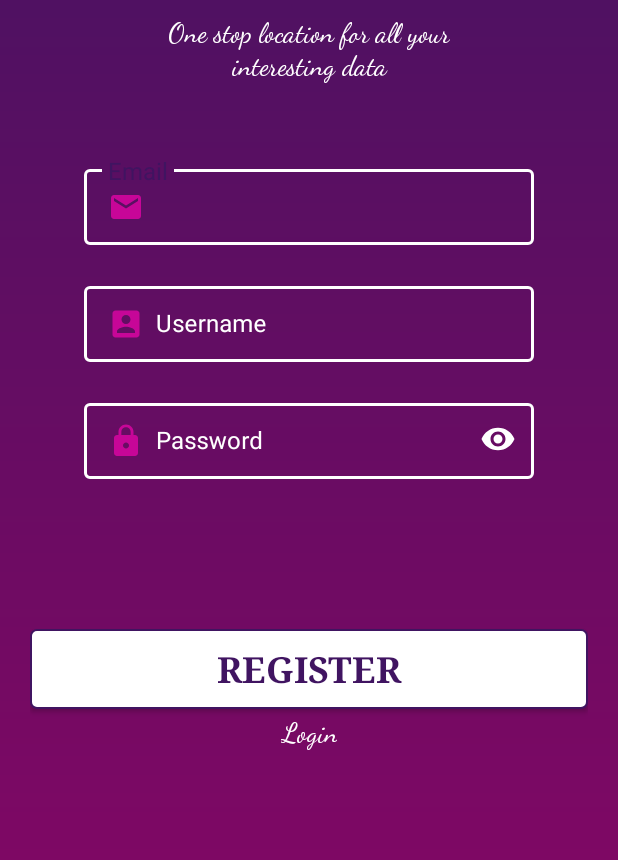
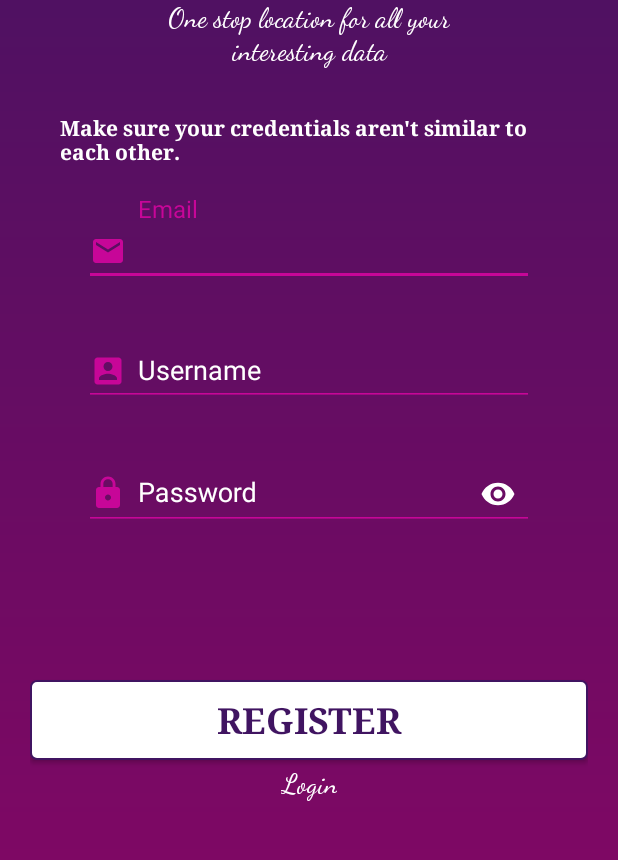
Before and after one commit to CodeChefVIT/Universal-Bookmark-App, an Android app: the Register screen opened directly, with no data from a screen before it, on a phone screen of 412 x 824 dp, the part 286-1146 px from its top. Run offline under Robolectric (Android 15) with nearby library versions, the phone set to English and light mode, and no system bars; libraries missing offline, so code that uses them is left out: com.tooltip; Roboto replaces fonts that are not available here; 2 statements that could not run were skipped.

Commit message:
Major bug fixes

```diff
--- a/app/src/main/java/com/codechefvit/bookmarked/Authentication/Login.java
+++ b/app/src/main/java/com/codechefvit/bookmarked/Authentication/Login.java
@@ -41,7 +41,7 @@ public class Login extends AppCompatActivity {
         TextView register=findViewById(R.id.register_here);
         progressBar=findViewById(R.id.progress);
 
-        Retrofit loginRetrofit=new  Retrofit.Builder()
+        Retrofit loginRetrofit=new Retrofit.Builder()
                 .baseUrl("http://ubmcc.herokuapp.com/auth/token/")
                 .addConverterFactory(GsonConverterFactory.create())
                 .build();
--- a/app/src/main/java/com/codechefvit/bookmarked/Authentication/Register.java
+++ b/app/src/main/java/com/codechefvit/bookmarked/Authentication/Register.java
@@ -8,7 +8,6 @@ import android.graphics.Color;
 import android.os.Bundle;
 import android.os.Handler;
 import android.view.Gravity;
-import android.view.MotionEvent;
 import android.view.View;
 import android.widget.Button;
 import android.widget.EditText;
--- a/app/src/main/res/layout/activity_register.xml
+++ b/app/src/main/res/layout/activity_register.xml
@@ -8,6 +8,15 @@
     android:background="@drawable/gradient"
     android:padding="20dp"
     tools:context=".Authentication.Register">
+
+    <ScrollView
+        android:layout_width="match_parent"
+        android:layout_height="wrap_content">
+
+        <LinearLayout
+            android:layout_width="wrap_content"
+            android:layout_height="wrap_content"
+            android:orientation="vertical">
 
             <TextView
                 android:layout_width="wrap_content"
@@ -29,16 +38,27 @@
                 android:textAlignment="center"
                 android:layout_gravity="center_horizontal"
                 android:fontFamily="cursive"
-        android:layout_marginTop="20dp"
+                android:layout_marginTop="10dp"
                 android:textSize="18sp"/>
+
+            <TextView
+                android:layout_width="wrap_content"
+                android:layout_height="wrap_content"
+                android:text="Make sure your credentials aren't similar to each other."
+                android:layout_marginHorizontal="20dp"
+                android:textColor="@android:color/white"
+                android:layout_gravity="center_horizontal"
+                android:fontFamily="serif"
+                android:textStyle="bold"
+                android:layout_marginTop="30dp"
+                android:textSize="14sp"/>
 
             <com.google.android.material.textfield.TextInputLayout
                 android:layout_width="300dp"
                 app:hintTextAppearance="@style/MyHintStyle"
-        style="@style/LoginTextInputLayoutStyle"
                 android:textColorHint="@android:color/white"
                 android:layout_height="wrap_content"
-        android:layout_marginTop="50dp"
+                android:layout_marginTop="20dp"
                 android:hint="Email"
                 android:singleLine="true"
                 android:layout_gravity="center_horizontal">
@@ -58,7 +78,6 @@
                 android:layout_width="300dp"
                 android:hint="Username"
                 android:textColorHint="@android:color/white"
-        style="@style/LoginTextInputLayoutStyle"
                 app:hintTextAppearance="@style/MyHintStyle"
                 android:layout_height="wrap_content"
                 android:singleLine="true"
@@ -80,7 +99,6 @@
                 android:inputType="textPassword"
                 app:passwordToggleEnabled="true"
                 app:passwordToggleTint="#fff"
-        style="@style/LoginTextInputLayoutStyle"
                 app:hintTextAppearance="@style/MyHintStyle"
                 android:textColorHint="@android:color/white"
                 android:hint="Password"
@@ -134,3 +152,7 @@
                 android:textSize="18sp"/>
 
         </LinearLayout>
+
+    </ScrollView>
+
+</LinearLayout>
```
Also changed, not shown: app/build.gradle (+7 -2 lines), app/src/main/res/layout/activity_login.xml (+4 -3 lines), 2 other files. Lines whose indentation alone changed are shown as unchanged.
